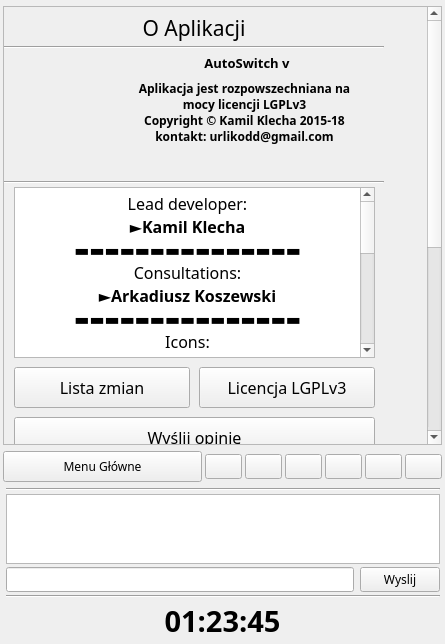
Old version of the form Windows/AutoSwitch/Source/Main/mainwindow.ui in the repository km2442/AutoSwitch.
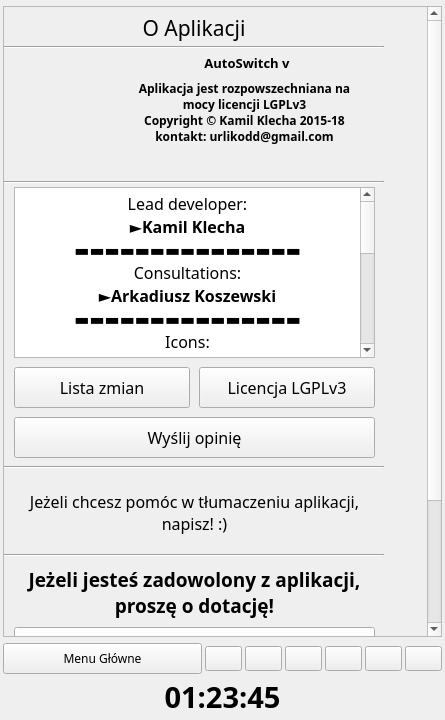
New version of the form. The open tabs and pages were chosen to show the change. Icons and pictures are not drawn. Custom widgets are drawn as their Qt base class.

Commit message: Removed unneded ui elements

What changed in the file:
```diff
--- a/Windows/AutoSwitch/Source/Main/mainwindow.ui
+++ b/Windows/AutoSwitch/Source/Main/mainwindow.ui
@@ -7,7 +7,7 @@
     <x>0</x>
     <y>0</y>
     <width>445</width>
-    <height>586</height>
+    <height>720</height>
    </rect>
   </property>
   <property name="font">
@@ -4093,60 +4093,6 @@
       </widget>
      </widget>
     </item>
-    <item>
-     <layout class="QVBoxLayout" name="verticalLayout_6">
-      <property name="spacing">
-       <number>3</number>
-      </property>
-      <property name="leftMargin">
-       <number>6</number>
-      </property>
-      <property name="topMargin">
-       <number>3</number>
-      </property>
-      <property name="rightMargin">
-       <number>5</number>
-      </property>
-      <property name="bottomMargin">
-       <number>3</number>
-      </property>
-      <item>
-       <widget class="Line" name="line_4">
-        <property name="orientation">
-         <enum>Qt::Horizontal</enum>
-        </property>
-       </widget>
-      </item>
-      <item>
-       <widget class="QTextEdit" name="SocketOutput">
-        <property name="readOnly">
-         <bool>true</bool>
-        </property>
-       </widget>
-      </item>
-      <item>
-       <layout class="QHBoxLayout" name="horizontalLayout_7">
-        <item>
-         <widget class="QLineEdit" name="SocketTTS"/>
-        </item>
-        <item>
-         <widget class="QPushButton" name="SocketSend">
-          <property name="text">
-           <string>Wyslij</string>
-          </property>
-         </widget>
-        </item>
-       </layout>
-      </item>
-      <item>
-       <widget class="Line" name="line_5">
-        <property name="orientation">
-         <enum>Qt::Horizontal</enum>
-        </property>
-       </widget>
-      </item>
-     </layout>
-    </item>
     <item>
      <widget class="QLabel" name="CurrentTime">
       <property name="font">
```
Left out of the diff: 2 changed lines with no effect on the pictures.
